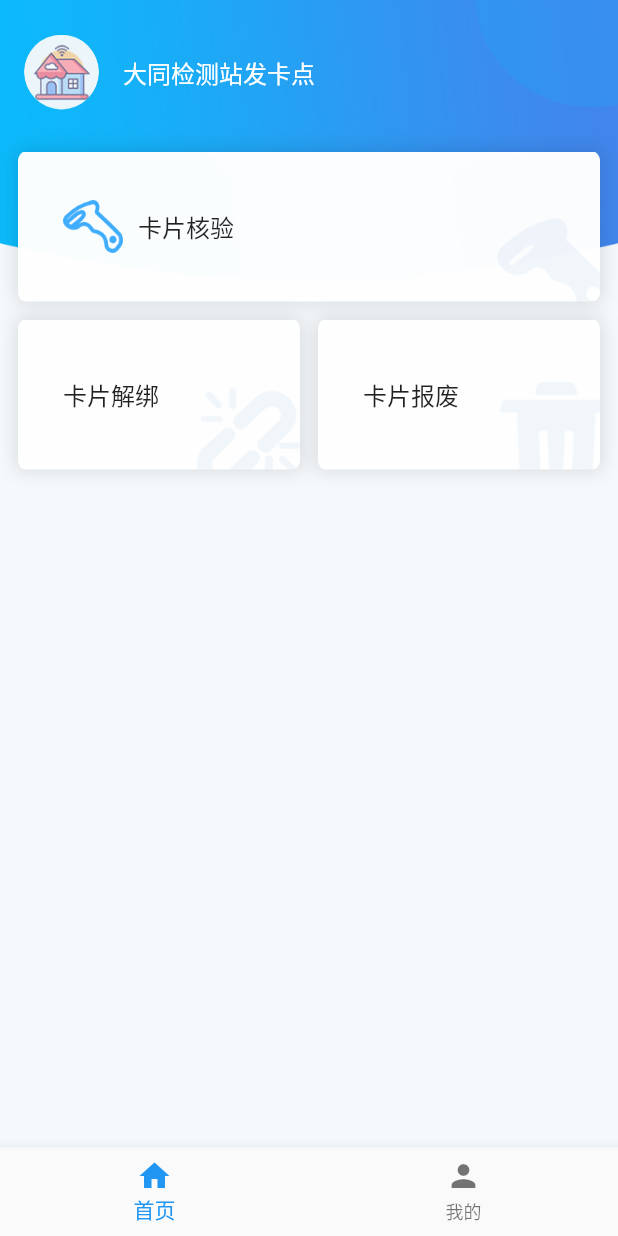
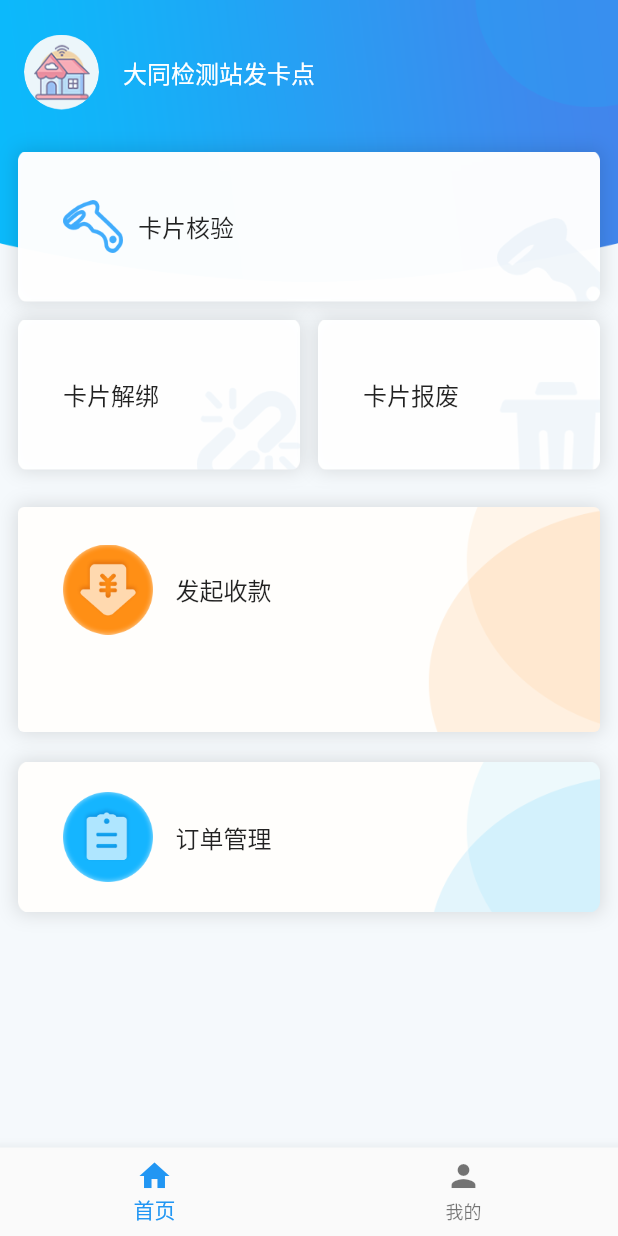
Before and after one commit to fight1991/app-xiaomanyao2.0, a Flutter app: the screen it shows after launch, on a phone screen of 412 x 824 dp. Run offline on Flutter 3.47's test engine with Material 2 defaults, Android fonts, the phone set to English and light mode, and no system bars; our stand-ins replace dio, event_bus, flutter_svg, fluttertoast, image_picker, package_info and 1 more; missing offline and left inert: qrscan.

Commit message:
首页添加商户菜单

```diff
--- a/lib/src/pages/home/home_main_page.dart
+++ b/lib/src/pages/home/home_main_page.dart
@@ -1,6 +1,7 @@
 import 'package:flutter/cupertino.dart';
 import 'package:flutter/material.dart';
 import 'package:flutter_car_live/src/subpages/checkcard/check_card.dart';
+import 'package:flutter_car_live/src/subpages/order/order.dart';
 import 'package:flutter_car_live/src/subpages/scrap/scrap.dart';
 import 'package:flutter_car_live/utils/navigator_utils.dart';
 
@@ -27,6 +28,8 @@ class _MainPage extends State<MainPage> {
           buildLeadTitle(),
           buildCheckCard(),
           buildCardOp(),
+          buildAcceptMoney(),
+          buildOrderCard()
         ],
       ),
     );
@@ -160,4 +163,87 @@ class _MainPage extends State<MainPage> {
       ),
     );
   }
+
+  // 发起收款区域
+  buildAcceptMoney() {
+    return GestureDetector(
+      onTap: () {
+        NavigatorUtils.pushPageByFade(
+          context: context,
+          targPage: CheckCard(pageTitle: '发起收款', pageFlag: 'money'),
+        );
+      },
+      child: Container(
+        height: 150,
+        alignment: Alignment.topLeft,
+        margin: EdgeInsets.only(top: 25, left: 12, right: 12),
+        padding: EdgeInsets.only(left: 30, top: 25),
+        decoration: BoxDecoration(
+          borderRadius: BorderRadius.circular(4),
+          boxShadow: [
+            BoxShadow(
+              color: Colors.black12,
+              blurRadius: 10,
+              spreadRadius: 1.0,
+            )
+          ],
+          image: DecorationImage(
+            fit: BoxFit.cover,
+            image: AssetImage('assets/images/owner/pay-bg.png'),
+          ),
+        ),
+        child: Row(
+          children: [
+            Image.asset(
+              'assets/images/owner/pay-icon.png',
+              width: 60,
+            ),
+            SizedBox(width: 15),
+            Text('发起收款', style: TextStyle(fontSize: 16))
+          ],
+        ),
+      ),
+    );
+  }
+
+  // 订单管理区域
+  Widget buildOrderCard() {
+    return GestureDetector(
+      onTap: () {
+        NavigatorUtils.pushPageByFade(
+          context: context,
+          targPage: Order(),
+        );
+      },
+      child: Container(
+        height: 100,
+        margin: EdgeInsets.only(top: 20, left: 12, right: 12),
+        padding: EdgeInsets.symmetric(horizontal: 30),
+        decoration: BoxDecoration(
+          borderRadius: BorderRadius.circular(4),
+          boxShadow: [
+            BoxShadow(
+              color: Colors.black12,
+              blurRadius: 10,
+              spreadRadius: 1.0,
+            )
+          ],
+          image: DecorationImage(
+            fit: BoxFit.cover,
+            image: AssetImage('assets/images/owner/order-bg.png'),
+          ),
+        ),
+        child: Row(
+          children: [
+            Image.asset(
+              'assets/images/owner/order-icon.png',
+              width: 60,
+            ),
+            SizedBox(width: 15),
+            Text('订单管理', style: TextStyle(fontSize: 16))
+          ],
+        ),
+      ),
+    );
+  }
 }
--- /dev/null
+++ b/lib/src/subpages/order/order.dart
@@ -0,0 +1,24 @@
+import 'package:flutter/material.dart';
+import 'package:flutter/cupertino.dart';
+
+/// @Author: Tiancong
+/// @Date: 2021-12-02 15:56:14
+/// @Description: 订单管理页面
+
+class Order extends StatefulWidget {
+  const Order({Key? key}) : super(key: key);
+  @override
+  _OrderState createState() => _OrderState();
+}
+
+class _OrderState extends State<Order> {
+  @override
+  Widget build(BuildContext context) {
+    return Scaffold(
+      appBar: AppBar(
+        title: Text('订单管理'),
+        elevation: 0,
+      ),
+    );
+  }
+}
```
Also changed, not shown: assets/images/owner/order-bg.png, assets/images/owner/order-icon.png (added), assets/images/owner/pay-bg.png, assets/images/owner/pay-icon.png (added).
